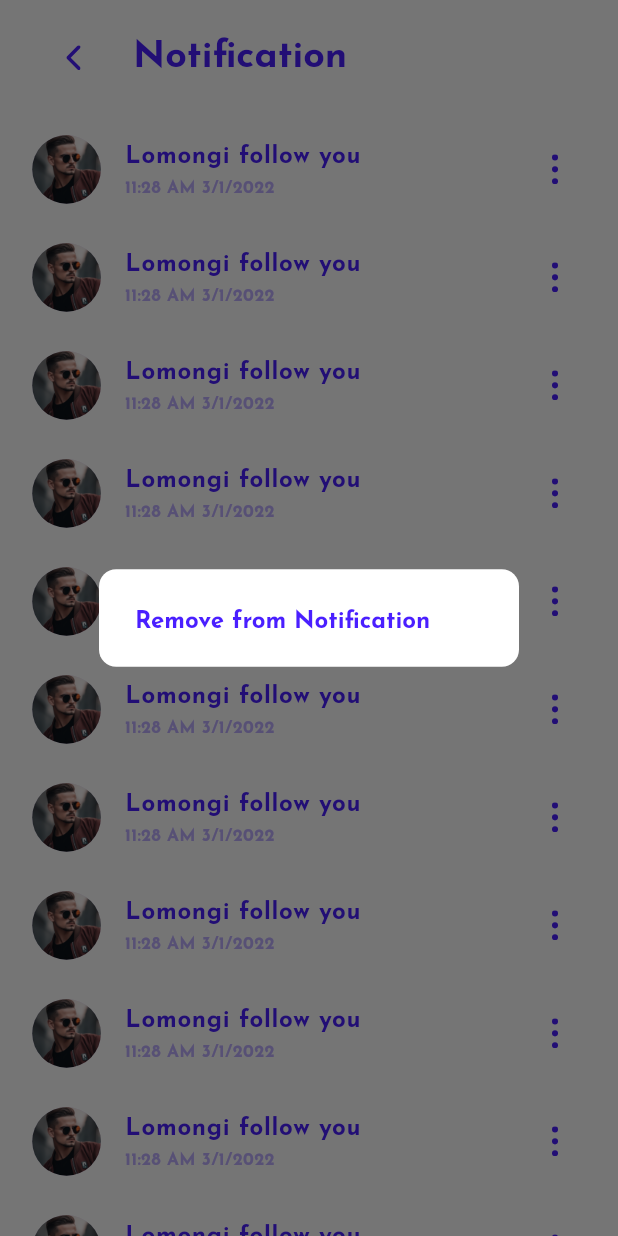
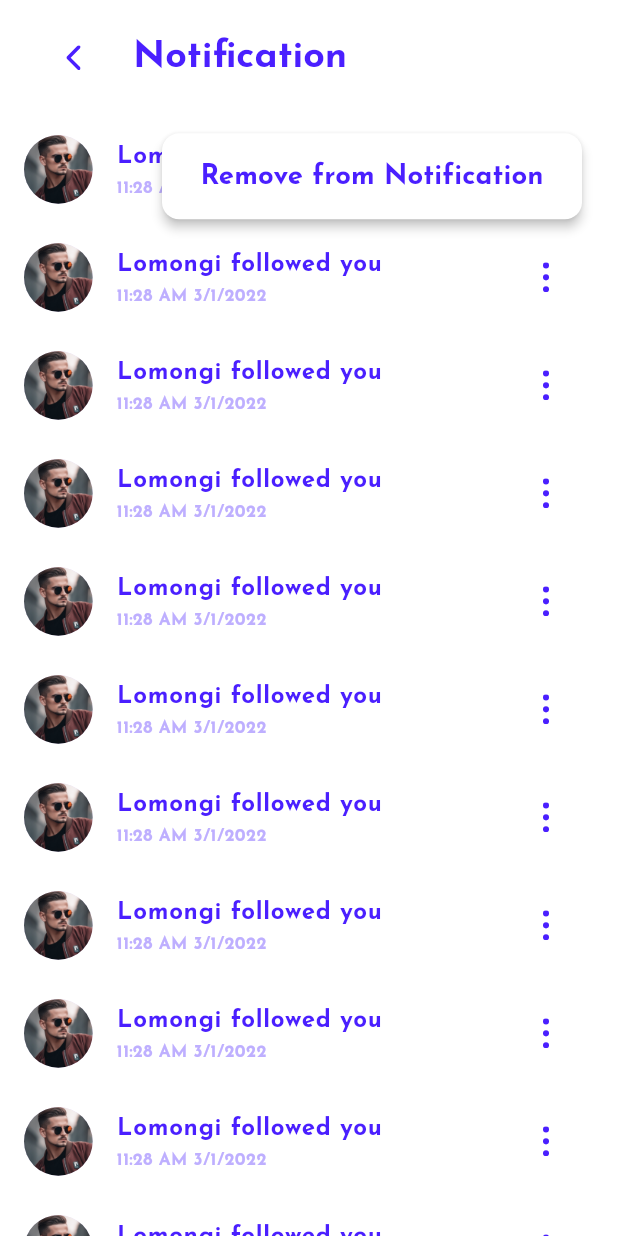
Before and after one commit to RakibulIslam10/xproperty, a Flutter app: the NotificationsMobileScreenLayout screen opened directly, after a tap on an icon or button, on a phone screen of 412 x 824 dp. Run offline on Flutter 3.47's test engine with Material 3 defaults, Android fonts, the phone set to English and light mode, and no system bars; our stand-ins replace country_code_picker, flutter_screenutil, flutter_svg, get, get_storage, google_fonts and 2 more; accounts and stored records are empty.

Commit message:
popupmenu button

```diff
--- a/lib/language/language.dart
+++ b/lib/language/language.dart
@@ -20,7 +20,8 @@ class Strings {
   static const String userNameIsRequired = "Username Required";
   static const String passwordRequired = "Password Required";
   static const String passwordTooShort = "Password TooShort";
-  static const String pleaseMakeStrongPassword = "Please Make A Strong Password";
+  static const String pleaseMakeStrongPassword =
+      "Please Make A Strong Password";
   static const String pleaseEnterAValidEmail = "Please Enter a valid Email";
   static const String addfor = "ADD FOR";
   static const String contactInfo = "CONTACT INFO";
@@ -77,6 +78,7 @@ class Strings {
   static const String inbox = "INBOX";
   static const String profile = "PROFILE";
   static const String notification = "Notification";
+  static const String removefromNotification = "Remove from Notification";
   static const String call = "Call";
   static const String message = "Message";
   static const String alexaConton = "Alexa Conton";
--- a/lib/views/notification_screen/notifications_mobile_screen_layout.dart
+++ b/lib/views/notification_screen/notifications_mobile_screen_layout.dart
@@ -1,10 +1,10 @@
 import 'package:flutter/material.dart';
 import 'package:xproperty/widgets/custom_app_bar.dart';
-import 'package:xproperty/widgets/dialog_box.dart';
 import '../../custom_assets/assets.gen.dart';
 import '../../language/language.dart';
 import '../../widgets/common/others/custom_image_widget.dart';
 import '../../widgets/common/text_lebels/title_heading2_widget.dart';
+import '../../widgets/common/text_lebels/title_heading3_widget.dart';
 import '../utils/custom_color.dart';
 import '../utils/dimensions.dart';
 
@@ -22,34 +22,51 @@ class NotificationsMobileScreenLayout extends StatelessWidget {
   }
 
   _bodyWidget() {
-    return Padding(
-      padding: EdgeInsets.symmetric(horizontal: Dimensions.paddingSize * 0.2),
-      child: ListView.builder(
+    return ListView.builder(
       itemBuilder: (context, index) {
         return ListTile(
             leading: _logoWidget(),
-            title: TitleHeading2Widget(
-              text: "Lomongi follow you",
-              color: CustomColor.primaryLightColor,
-              fontSize: Dimensions.headingTextSize4,
-            ),
-            subtitle: TitleHeading2Widget(
+            title: _titleWidget(),
+            subtitle: _subtitleWidget(),
+            trailing: _popupMenuButton());
+      },
+    );
+  }
+
+  _subtitleWidget() {
+    return TitleHeading2Widget(
       text: "11:28 AM 3/1/2022",
       color: CustomColor.secondaryLightColor,
       fontSize: Dimensions.headingTextSize6,
-            ),
-            trailing: GestureDetector(
-                onTap: () {
-                  showDialog(
-                    context: context,
-                    builder: (BuildContext context) =>
-                        const RemoveFromNotificationDialog(),
     );
-                },
-                child: CustomImageWidget(path: Assets.icons.iconVertical)),
+  }
+
+  _titleWidget() {
+    return TitleHeading2Widget(
+      text: "Lomongi followed you",
+      color: CustomColor.primaryLightColor,
+      fontSize: Dimensions.headingTextSize4,
     );
-        },
-      ),
+  }
+
+  _popupMenuButton() {
+    return PopupMenuButton(
+      onSelected: (value) {},
+      menuPadding: const EdgeInsets.all(0),
+      shape: RoundedRectangleBorder(
+          borderRadius: BorderRadius.circular(Dimensions.radius)),
+      color: CustomColor.whiteColor,
+      icon: CustomImageWidget(path: Assets.icons.iconVertical),
+      itemBuilder: (context) => [
+        PopupMenuItem(
+            height: Dimensions.heightSize * 4,
+            padding: EdgeInsets.zero,
+            child: const Center(
+              child: TitleHeading3Widget(
+                  color: CustomColor.primaryLightColor,
+                  text: Strings.removefromNotification),
+            )),
+      ],
     );
   }
 
```
Lines whose indentation alone changed are shown as unchanged.
